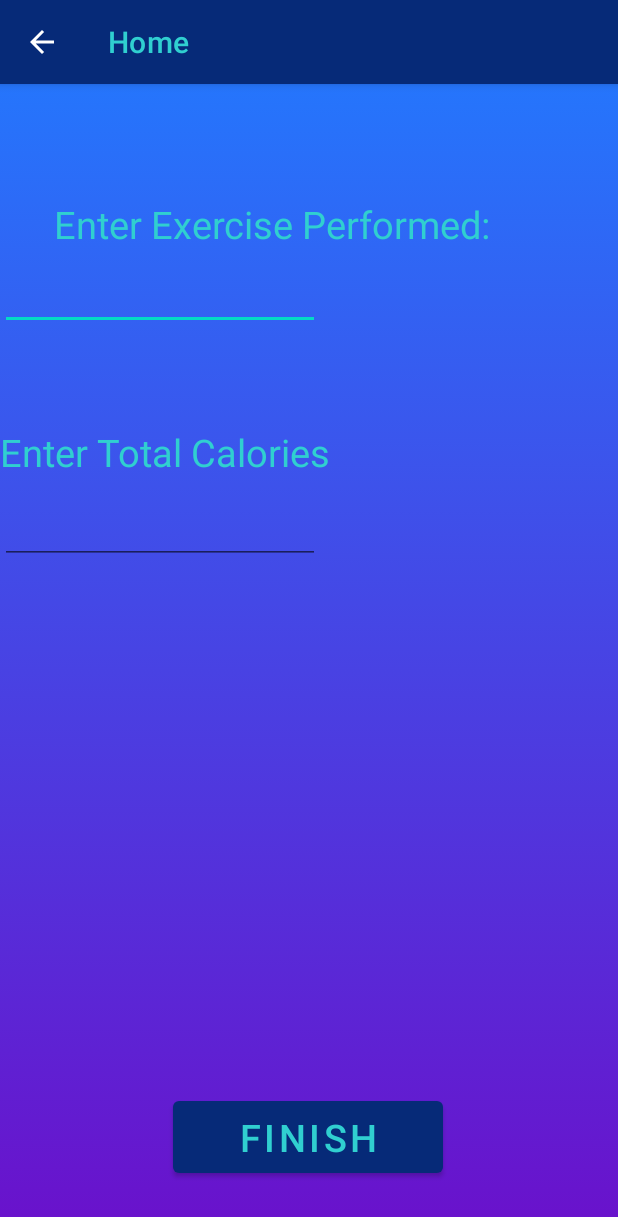
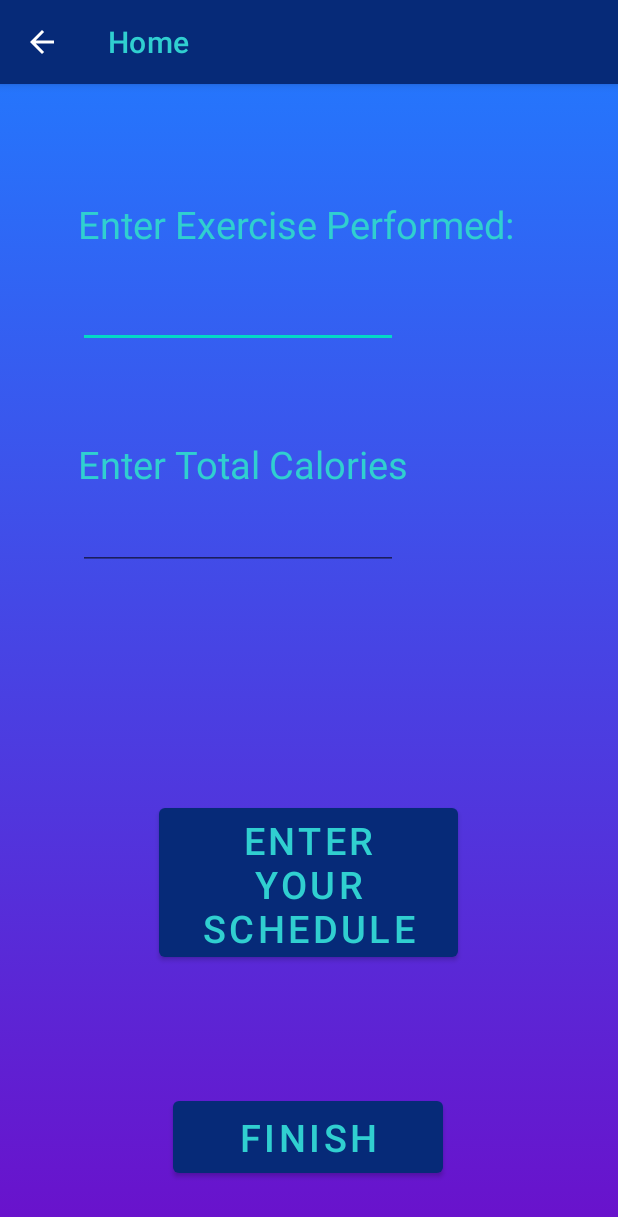
Before and after one commit to Shafi-Hassan/CalorieTracker, an Android app: the Exercise screen opened directly, with no data from a screen before it, on a phone screen of 412 x 824 dp. Shown: the top 1217 px of the screen. Run offline under Robolectric (Android 15) with nearby library versions, the phone set to English and light mode, and no system bars.

Commit message:
Added a Schedule button and developed functionality

```diff
--- a/app/src/main/AndroidManifest.xml
+++ b/app/src/main/AndroidManifest.xml
@@ -22,6 +22,10 @@
             android:parentActivityName=".MainActivity"
             android:exported="true" />
         <activity
+            android:name=".Schedule"
+            android:parentActivityName=".Exercise"
+            android:exported="true" />
+        <activity
             android:name=".MainActivity"
             android:exported="true" >
             <intent-filter>
--- a/app/src/main/java/com/example/calorietracker/Exercise.java
+++ b/app/src/main/java/com/example/calorietracker/Exercise.java
@@ -14,6 +14,7 @@ public class Exercise extends MainActivity{
     // subtract this calorie amount from daily
 
     Button back;
+    Button Schedule;
 
     @Override
     protected void onCreate(Bundle savedInstanceState) {
@@ -25,6 +26,14 @@ public class Exercise extends MainActivity{
             @Override
             public void onClick(View view) {
                 goBack();
+            }
+        });
+
+        Schedule = findViewById(R.id.schedule);
+        Schedule.setOnClickListener(new View.OnClickListener() {
+            @Override
+            public void onClick(View view) {
+                openScheduleActivity();
             }
         });
     }
@@ -40,4 +49,9 @@ public class Exercise extends MainActivity{
         startActivity(intent);
     }
 
+    public void openScheduleActivity() {
+        Intent intent = new Intent(this, Schedule.class);
+        startActivity(intent);
+    }
+
 }
--- a/app/src/main/res/layout/exercise.xml
+++ b/app/src/main/res/layout/exercise.xml
@@ -7,11 +7,12 @@
     tools:context=".Exercise"
     android:background="@drawable/inputdata_g_b"
     >
+
     <TextView
         android:id="@+id/sport"
         android:layout_width="wrap_content"
         android:layout_height="wrap_content"
-        android:layout_marginStart="36dp"
+        android:layout_marginLeft="52dp"
         android:layout_marginTop="76dp"
         android:text="@string/exer"
         android:textColor="#30cfd0"
@@ -23,8 +24,8 @@
         android:id="@+id/enter_sport"
         android:layout_width="wrap_content"
         android:layout_height="wrap_content"
-        android:layout_marginEnd="36dp"
-        android:layout_marginTop="116dp"
+        android:layout_marginLeft="52dp"
+        android:layout_marginTop="128dp"
         android:ems="10"
         android:inputType="text"
         android:minHeight="48dp"
@@ -37,8 +38,8 @@
         android:id="@+id/total_calories"
         android:layout_width="wrap_content"
         android:layout_height="wrap_content"
-        android:layout_marginEnd="36dp"
-        android:layout_marginTop="228dp"
+        android:layout_marginLeft="52dp"
+        android:layout_marginTop="236dp"
         android:text="@string/Cals"
         android:textColor="#30cfd0"
         android:textSize="25sp"
@@ -49,8 +50,8 @@
         android:id="@+id/enter_calories"
         android:layout_width="wrap_content"
         android:layout_height="wrap_content"
-        android:layout_marginEnd="36dp"
-        android:layout_marginTop="272dp"
+        android:layout_marginLeft="52dp"
+        android:layout_marginTop="276dp"
         android:ems="10"
         android:inputType="number"
         android:minHeight="48dp"
@@ -58,6 +59,21 @@
         app:layout_constraintLeft_toLeftOf="parent"
         app:layout_constraintTop_toTopOf="parent"
         tools:ignore="SpeakableTextPresentCheck" />
+
+    <Button
+        android:id="@+id/schedule"
+        android:layout_width="199dp"
+        android:layout_height="111dp"
+        android:layout_marginBottom="180dp"
+        android:width="180dp"
+        android:height="60dp"
+        android:text="Enter your Schedule"
+        android:textColor="#30cfd0"
+        android:textSize="25sp"
+        app:layout_constraintBottom_toBottomOf="parent"
+        app:layout_constraintHorizontal_bias="0.497"
+        app:layout_constraintLeft_toLeftOf="parent"
+        app:layout_constraintRight_toRightOf="parent" />
 
     <Button
         android:id="@+id/finish"
```
Also changed, not shown: app/src/main/java/com/example/calorietracker/Schedule.java (added, +63 -0 lines), app/src/main/res/layout/schedule.xml (added, +155 -0 lines).
